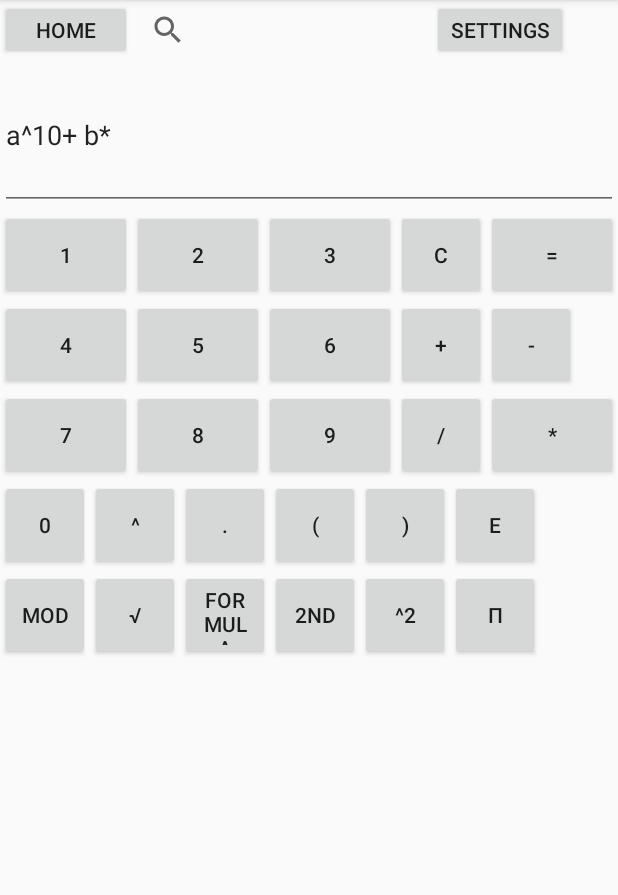
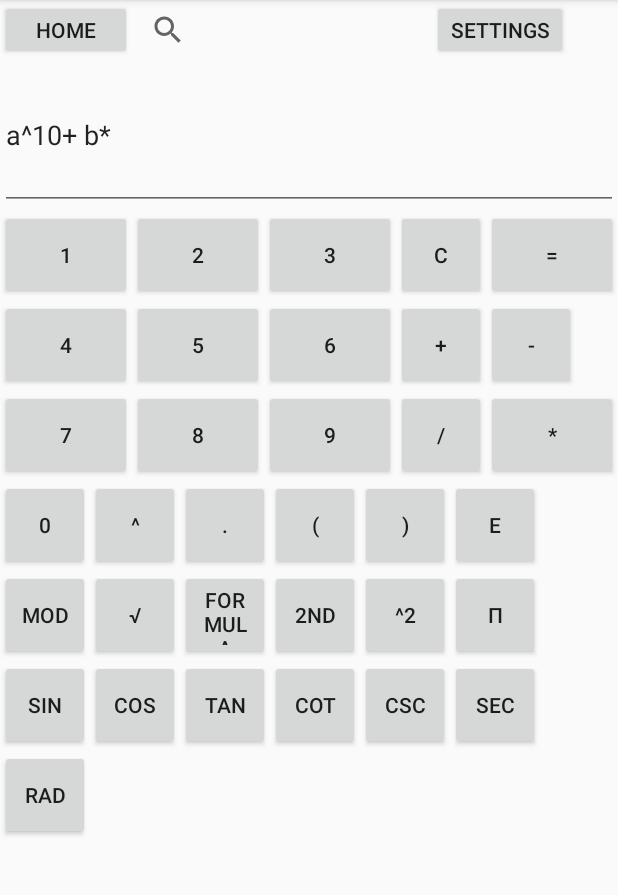
Before and after one commit to PrasannS/GraphingCalculatorPSLCDYSY, an Android app: the CalcActivity screen opened directly, with no data from a screen before it, after a tap on an icon or button, on a phone screen of 412 x 824 dp, the part 84-979 px from its top. Run offline under Robolectric (Android 15) with nearby library versions, the phone set to English and light mode, and no system bars; libraries missing offline, so code that uses them is left out: com.jjoe64.graphview; 3 other taps on this screen came first.

Commit message:
trig function added

```diff
--- a/app/src/main/java/graphingcaculator/lcpsdysy/android/apps/com/graphingcalculator/CalcActivity.java
+++ b/app/src/main/java/graphingcaculator/lcpsdysy/android/apps/com/graphingcalculator/CalcActivity.java
@@ -26,6 +26,7 @@ public class CalcActivity extends AppCompatActivity implements KeyBoardOneFragme
     public double solution;
     public String last;
     public static FragmentManager fragmentManager;
+
 
     @Override
     protected void onCreate(final Bundle savedInstanceState) {
@@ -167,7 +168,7 @@ public class CalcActivity extends AppCompatActivity implements KeyBoardOneFragme
                     show();
                     break;
                 case '(':
-                    e.addsepfunc(new Expression(new ArrayList<Character>(),new ArrayList<Double>(),'(',')'));
+                    e.addsepfunc(new Expression(new ArrayList<Character>(),new ArrayList<Double>(),"(",")"));
                     show();
                     break;
                 case ')':
@@ -176,7 +177,7 @@ public class CalcActivity extends AppCompatActivity implements KeyBoardOneFragme
                     break;
 
                 case'√':
-                    e.addsepfunc(new Expression(new ArrayList<Character>(),new ArrayList<Double>(),'√',')'));
+                    e.addsepfunc(new Expression(new ArrayList<Character>(),new ArrayList<Double>(),"√",")"));
                     show();
                     break;
 
@@ -189,6 +190,33 @@ public class CalcActivity extends AppCompatActivity implements KeyBoardOneFragme
                     break;
 
             }
+        }
+        else if(message.equals("degrad")){
+            e.changeradians();
+        }
+        else if(message.equals("sin")){
+            e.addsepfunc(new Expression(new ArrayList<Character>(),new ArrayList<Double>(),"sin",")"));
+            show();
+        }
+        else if(message.equals("cos")){
+            e.addsepfunc(new Expression(new ArrayList<Character>(),new ArrayList<Double>(),"cos",")"));
+            show();
+        }
+        else if(message.equals("tan")){
+            e.addsepfunc(new Expression(new ArrayList<Character>(),new ArrayList<Double>(),"tan",")"));
+            show();
+        }
+        else if(message.equals("cot")){
+            e.addsepfunc(new Expression(new ArrayList<Character>(),new ArrayList<Double>(),"cot",")"));
+            show();
+        }
+        else if(message.equals("sec")){
+            e.addsepfunc(new Expression(new ArrayList<Character>(),new ArrayList<Double>(),"sec",")"));
+            show();
+        }
+        else if(message.equals("csc")){
+            e.addsepfunc(new Expression(new ArrayList<Character>(),new ArrayList<Double>(),"csc",")"));
+            show();
         }
         else if(message.equals("enter")){
             if(e.vars.size()>0&&e.vars.size()-1!=e.currentvar){
--- a/app/src/main/java/graphingcaculator/lcpsdysy/android/apps/com/graphingcalculator/KeyBoardOneFragment.java
+++ b/app/src/main/java/graphingcaculator/lcpsdysy/android/apps/com/graphingcalculator/KeyBoardOneFragment.java
@@ -55,6 +55,14 @@ public class KeyBoardOneFragment extends Fragment {
     private Button mod;
     private Button sqrt;
     private Button pi;
+    private Button cos;
+    private Button sec;
+    private Button sin;
+    private Button cot;
+    private Button tan;
+    private Button csc;
+    private Button degrad;
+    public boolean rad = true;
     String message;
 
     OnKeyboardOneReadListener KeyboardOneReadListener;
@@ -119,6 +127,22 @@ public class KeyBoardOneFragment extends Fragment {
             }
         });
 
+        degrad = (Button)view.findViewById(R.id.degrad);
+        degrad.setOnClickListener(new View.OnClickListener() {
+            @Override
+            public void onClick(View view) {
+                message = "degrad";
+                if(rad){
+                    degrad.setText("deg");
+                }
+                else
+                    degrad.setText("rad");
+                rad = !rad;
+                KeyboardOneReadListener.OnKeyboardOneRead(message);
+
+            }
+        });
+
 
 
         enter = (Button)view.findViewById(R.id.enter);
@@ -173,6 +197,7 @@ public class KeyBoardOneFragment extends Fragment {
                 KeyboardOneReadListener.OnKeyboardOneRead(message);
             }
         });
+
 
         subtract = (Button)view.findViewById(R.id.subtract);
         subtract.setOnClickListener(new View.OnClickListener() {
@@ -357,6 +382,68 @@ public class KeyBoardOneFragment extends Fragment {
                 KeyboardOneReadListener.OnKeyboardOneRead(message);
             }
         });
+
+        sin = (Button)view.findViewById(R.id.sin);
+        sin.setOnClickListener(new View.OnClickListener() {
+            @Override
+            public void onClick(View view) {
+                message = "sin";
+                KeyboardOneReadListener.OnKeyboardOneRead(message);
+            }
+        });
+
+        cos = (Button)view.findViewById(R.id.cos);
+        cos.setOnClickListener(new View.OnClickListener() {
+            @Override
+            public void onClick(View view) {
+                message = "cos";
+                CalcActivity.fragmentManager.beginTransaction().replace(R.id.fragmentcontainer,new KeyBoardTwoFragment(),null).commit();
+            }
+        });
+
+        cot = (Button)view.findViewById(R.id.cot);
+        cot.setOnClickListener(new View.OnClickListener() {
+            @Override
+            public void onClick(View view) {
+                message = "cot";
+                KeyboardOneReadListener.OnKeyboardOneRead(message);
+            }
+        });
+
+        tan = (Button)view.findViewById(R.id.tan);
+        tan.setOnClickListener(new View.OnClickListener() {
+            @Override
+            public void onClick(View view) {
+                message = "tan";
+                KeyboardOneReadListener.OnKeyboardOneRead(message);
+            }
+        });
+        sec = (Button)view.findViewById(R.id.sec);
+        sec.setOnClickListener(new View.OnClickListener() {
+            @Override
+            public void onClick(View view) {
+                message = "csc";
+                KeyboardOneReadListener.OnKeyboardOneRead(message);
+            }
+        });
+
+        csc = (Button)view.findViewById(R.id.csc);
+        csc.setOnClickListener(new View.OnClickListener() {
+            @Override
+            public void onClick(View view) {
+                message = "csc";
+                KeyboardOneReadListener.OnKeyboardOneRead(message);
+            }
+        });
+
+        squared = (Button)view.findViewById(R.id.squared);
+        squared.setOnClickListener(new View.OnClickListener() {
+            @Override
+            public void onClick(View view) {
+                message = "^2";
+                KeyboardOneReadListener.OnKeyboardOneRead(message);
+            }
+        });
         return view;
     }
 
--- a/app/src/main/res/layout/fragment_key_board_one.xml
+++ b/app/src/main/res/layout/fragment_key_board_one.xml
@@ -206,7 +206,59 @@
                 android:id="@+id/pi"
                 android:text="π"/>
 
+
         </LinearLayout>
+        <LinearLayout
+            android:layout_width="match_parent"
+            android:layout_height="60dp"
+            android:orientation="horizontal"
+            >
+
+            <Button
+                android:layout_width="60dp"
+                android:layout_height="match_parent"
+                android:id="@+id/sin"
+                android:text="sin"/>
+
+            <Button
+                android:layout_width="60dp"
+                android:layout_height="match_parent"
+                android:id="@+id/cos"
+                android:text="cos"/>
+
+            <Button
+                android:layout_width="60dp"
+                android:layout_height="match_parent"
+                android:id="@+id/tan"
+                android:text="tan"/>
+            <Button
+                android:layout_width="60dp"
+                android:layout_height="match_parent"
+                android:id="@+id/cot"
+                android:text="cot"/>
+            <Button
+                android:layout_width="60dp"
+                android:layout_height="match_parent"
+                android:id="@+id/csc"
+                android:text="CSc"/>
+            <Button
+                android:layout_width="60dp"
+                android:layout_height="match_parent"
+                android:id="@+id/sec"
+                android:text="sec"/>
+
+        </LinearLayout>
+        <LinearLayout
+            android:layout_width="match_parent"
+            android:layout_height="60dp"
+            android:orientation="horizontal">
+            <Button
+                android:layout_width="60dp"
+                android:layout_height="match_parent"
+                android:id="@+id/degrad"
+                android:text="rad" />
+        </LinearLayout>
+
     </LinearLayout>
 
 </android.support.constraint.ConstraintLayout>
```
Also changed, not shown: app/src/main/java/graphingcaculator/lcpsdysy/android/apps/com/graphingcalculator/Models/Expression.java (+62 -4 lines).
